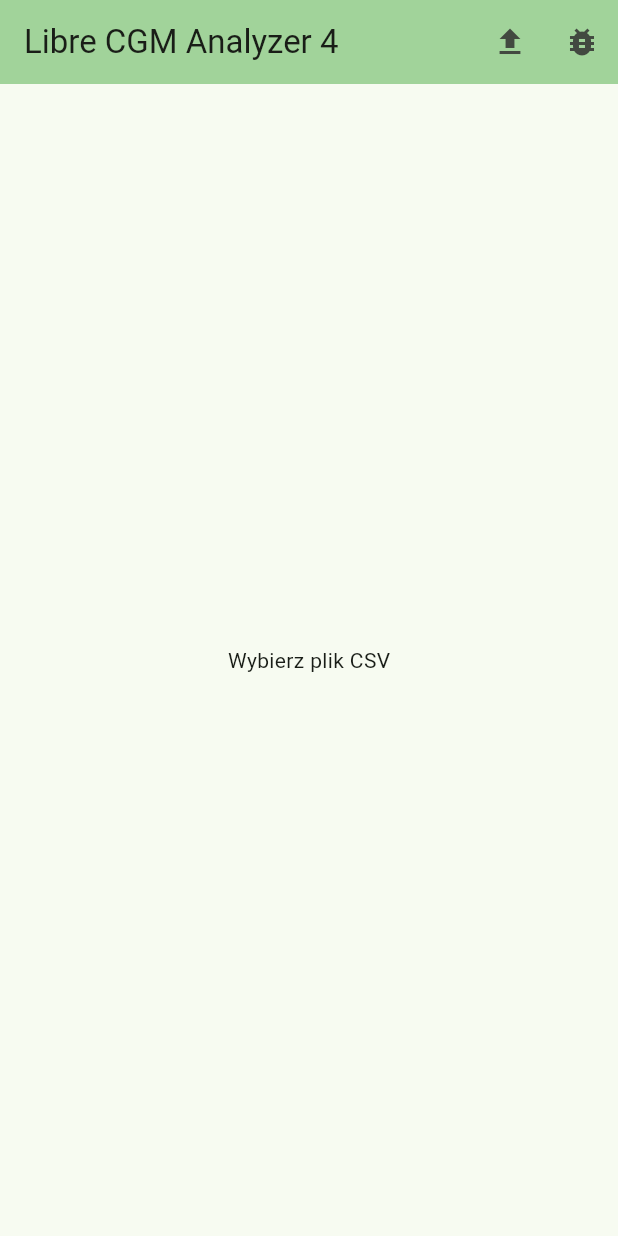
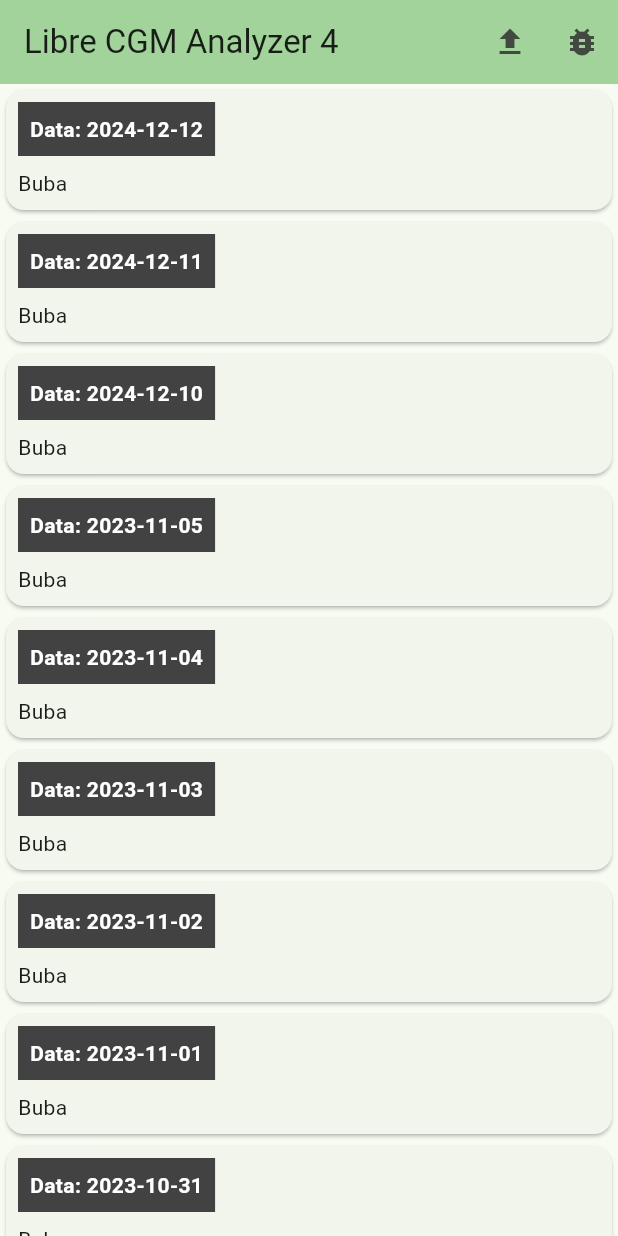
Before and after one commit to krzyjez/libre_cgm_analyzer, a Flutter app: the screen it shows after launch, after a tap on the "bug report" icon, on a phone screen of 412 x 824 dp. Run offline on Flutter 3.47's test engine with Material 3 defaults, Android fonts, the phone set to English and light mode, and no system bars; missing offline and left inert: dart:html.

Commit message:
są panele na głównej stronie z nagłówkami

```diff
--- a/lib/csv_parser.dart
+++ b/lib/csv_parser.dart
@@ -6,6 +6,8 @@
 // 2. wiersz z notą - to przykładowy wiersz:
 // FreeStyle LibreLink,ec45824e-2cd0-4a9b-9dd5-57d606627749,10-12-2022 14:12,6,,,,,,,,,,Kasza bulgur,,,,,
 // Note is at index 13
+import 'package:intl/intl.dart';
+
 class CsvParser {
   // private
   List<List<String>> _data = [];
@@ -61,30 +63,13 @@ class CsvParser {
 
   // Parsuje date w formcie 10-12-2024 17:22
   DateTime? _parseDate(String dateTimeString) {
-    var dateTimeParts = dateTimeString.split(' ');
-    var dateParts = dateTimeParts[0].split('-');
-    var timeParts = dateTimeParts[1].split(':');
-
-    if (dateParts.length != 3 || timeParts.length != 2) {
+    try {
+      final dateTime = DateFormat('dd-MM-yyyy HH:mm').parse(dateTimeString);
+      return dateTime;
+    } catch (e) {
       print('Invalid date format: $dateTimeString');
       return null;
     }
-
-    int? year = int.tryParse(dateParts[2]);
-    int? month = int.tryParse(dateParts[1]);
-    int? day = int.tryParse(dateParts[0]);
-    int? hour = int.tryParse(timeParts[0]);
-    int? minute = int.tryParse(timeParts[1]);
-
-    if (year == null ||
-        month == null ||
-        day == null ||
-        hour == null ||
-        minute == null) {
-      return null;
-    }
-
-    return DateTime(year, month, day, hour, minute);
   }
 }
 
--- a/lib/main.dart
+++ b/lib/main.dart
@@ -5,6 +5,7 @@
 import 'csv_parser.dart';
 import 'dart:async';
 import 'package:flutter/services.dart' show rootBundle;
+import 'package:intl/intl.dart';
 
 void main() {
   runApp(const MyApp());
@@ -35,7 +36,6 @@
 
 class _MyHomePageState extends State<MyHomePage> {
   String? _fileName;
-  String? _fileContent;
   final CsvParser _csvParser = CsvParser();
 
   Future<void> pickCsvFile(BuildContext context) async {
@@ -55,7 +55,7 @@
           // Bezpieczne aktualizowanie stanu
           setState(() {
             _fileName = file.name;
-            _fileContent = reader.result as String;
+            _csvParser.parseCsv(reader.result as String);
           });
 
           // Wyświetlanie SnackBar tylko jeśli kontekst jest aktualny
@@ -88,7 +88,10 @@
   Future<void> _loadDebugData() async {
     final String response = await rootBundle
         .loadString('data_source/KrzysztofJeż_glucose_12-12-2024.csv');
+    setState(() {
+      _fileName = 'Dane debugowe';
       _csvParser.parseCsv(response);
+    });
     print('Preloaded debug data: ${_csvParser.rowCount} wierszy');
   }
 
@@ -114,22 +117,37 @@
         body: Center(
           child: _fileName == null
               ? const Text('Wybierz plik CSV')
-            : Column(
-                mainAxisAlignment: MainAxisAlignment.center,
+              : ListView.builder(
+                  itemCount: _csvParser.days.length,
+                  itemBuilder: (context, index) {
+                    final day = _csvParser.days[index];
+                    return Card(
+                      child: Padding(
+                        padding: const EdgeInsets.all(8.0),
+                        child: Column(
+                          crossAxisAlignment: CrossAxisAlignment.start,
                           children: [
-                  Text('Wybrany plik: $_fileName'),
-                  const SizedBox(height: 20),
-                  Text('Pierwsze 100 znaków zawartości:'),
-                  const SizedBox(height: 10),
-                  Text(_fileContent?.substring(
-                          0,
-                          _fileContent!.length > 100
-                              ? 100
-                              : _fileContent!.length) ??
-                      ''),
+                            // Nagłówek
+                            Container(
+                              color: Colors.grey[800],
+                              padding: const EdgeInsets.all(8.0),
+                              child: Text(
+                                'Data: ${DateFormat('yyyy-MM-dd').format(day.date)}',
+                                style: const TextStyle(
+                                  color: Colors.white,
+                                  fontWeight: FontWeight.bold,
+                                ),
+                              ),
+                            ),
+                            const SizedBox(height: 8.0),
+                            // Obszar roboczy
+                            const Text("Buba"),
                           ],
                         ),
                       ),
                     );
+                  },
+                ),
+        ));
   }
 }
--- a/pubspec.yaml
+++ b/pubspec.yaml
@@ -32,6 +32,8 @@ dependencies:
     sdk: flutter
   cupertino_icons: ^1.0.2
   file_picker: ^5.2.2
+  intl: ^0.18.0
+  fl_chart: ^0.40.0
 
 dev_dependencies:
   flutter_test:
```
Also changed, not shown: pubspec.lock. Lines whose indentation alone changed are shown as unchanged.
